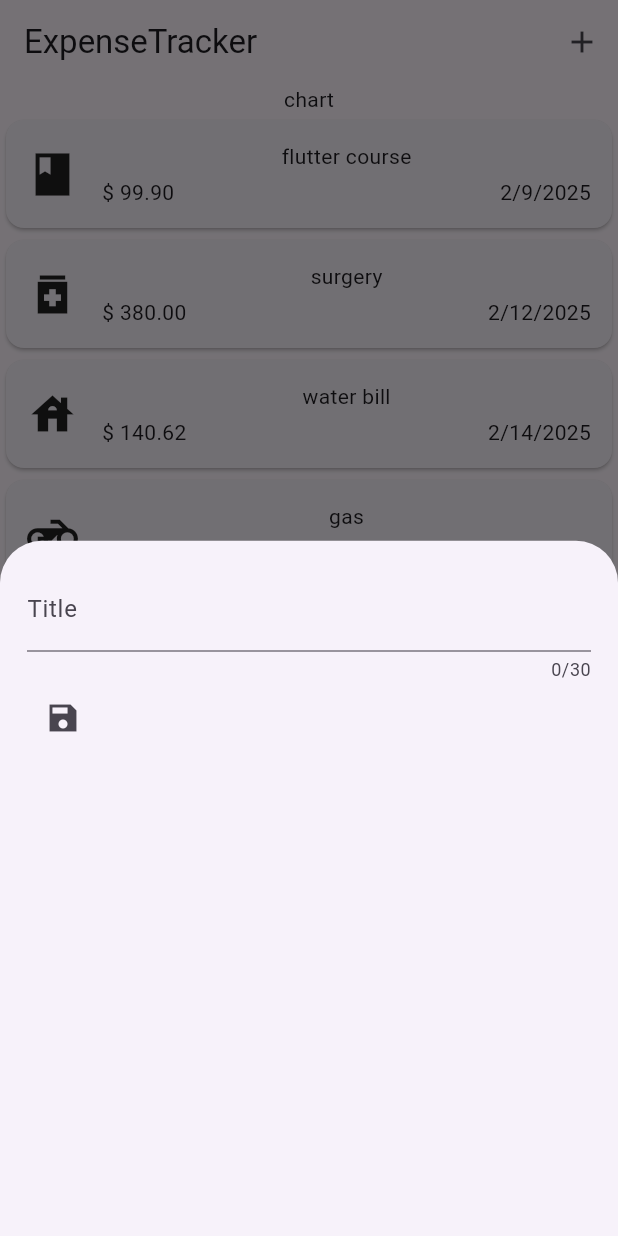
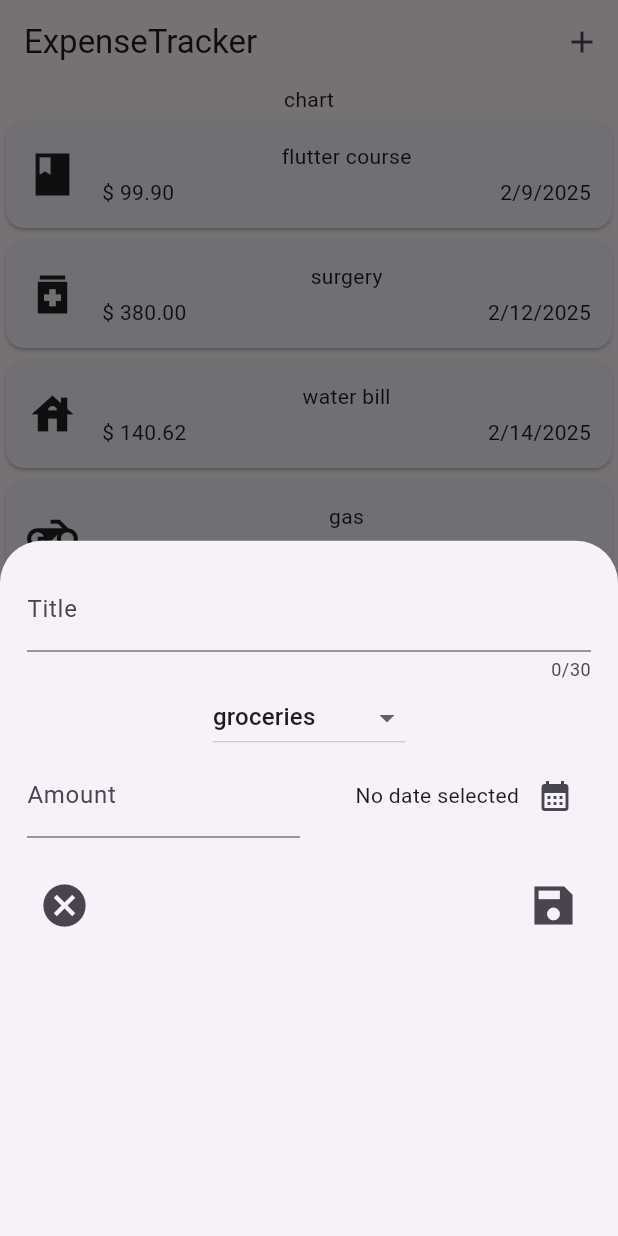
Before and after one commit to mikaelmicheline/expense-tracker, a Flutter app: the screen it shows after launch, after a tap on the "add" icon, on a phone screen of 412 x 824 dp. Run offline on Flutter 3.47's test engine with Material 3 defaults, Android fonts, the phone set to English and light mode, and no system bars.

Commit message:
change new expanse widget

```diff
--- a/lib/widgets/expenses_view.dart
+++ b/lib/widgets/expenses_view.dart
@@ -49,7 +49,13 @@ class _ExpensesViewState extends State<ExpensesView> {
   void _openAddExpenseOverlay() {
     showModalBottomSheet(
       context: context,
-      builder: (ctx) => NewExpense(),
+      builder: (ctx) => NewExpense(
+        onSubmitNewExpanse: (newExpense) {
+          setState(() {
+            _expenses.add(newExpense);
+          });
+        },
+      ),
     );
   }
 
@@ -61,13 +67,13 @@ class _ExpensesViewState extends State<ExpensesView> {
         actions: [
           IconButton(
             onPressed: _openAddExpenseOverlay,
-            icon: Icon(Icons.add_sharp),
+            icon: const Icon(Icons.add_sharp),
           ),
         ],
       ),
       body: Column(
         children: [
-          Text('chart'),
+          const Text('chart'),
           Expanded(
             child: ExpensesList(expenses: _expenses),
           ),
--- a/lib/widgets/new_expense/new_expense.dart
+++ b/lib/widgets/new_expense/new_expense.dart
@@ -1,7 +1,13 @@
+import 'package:expense_tracker/models/expense_model.dart';
 import 'package:flutter/material.dart';
+import 'package:intl/intl.dart';
+
+final formatter = DateFormat.yMd();
 
 class NewExpense extends StatefulWidget {
-  const NewExpense({super.key});
+  const NewExpense({super.key, required this.onSubmitNewExpanse});
+
+  final void Function(ExpenseModel newExpense) onSubmitNewExpanse;
 
   @override
   State<NewExpense> createState() {
@@ -11,32 +17,139 @@ class NewExpense extends StatefulWidget {
 
 class _NewExpenseState extends State<NewExpense> {
   final _titleController = TextEditingController();
+  final _amountController = TextEditingController();
+  DateTime? _selectedDate;
+  ExpenseCategory _selectedCategory = ExpenseCategory.groceries;
 
   @override
   void dispose() {
     _titleController.dispose();
+    _amountController.dispose();
     super.dispose();
   }
 
-  void _saveExpense() {}
+  void _presentDatePicker() async {
+    final now = DateTime.now();
+    final pickedDate = await showDatePicker(
+      context: context,
+      initialDate: now,
+      firstDate: DateTime(now.year - 2, now.month, now.day),
+      lastDate: DateTime(now.year + 2, now.month, now.day),
+    );
+    setState(() {
+      _selectedDate = pickedDate;
+    });
+  }
+
+  void _setSelectedCategory(ExpenseCategory? value) {
+    if (value == null) return;
+    setState(() {
+      _selectedCategory = value;
+    });
+  }
+
+  void _cancel() {
+    Navigator.pop(context);
+  }
+
+  void _submitNewExpense() {
+    final title = _titleController.text.trim();
+    final titleIsInvalid = title.isEmpty;
+    final amount = double.tryParse(_amountController.text);
+    final amountIsInvalid = amount == null || amount <= 0;
+    final dateIsInvalid = _selectedDate == null;
+
+    if (titleIsInvalid || amountIsInvalid || dateIsInvalid) {
+      showDialog(
+        context: context,
+        builder: (ctx) => AlertDialog(
+          title: const Text('Invalid input'),
+          content: const Text('Please make sure the data entered is valid.'),
+          actions: [
+            TextButton(
+                onPressed: () {
+                  Navigator.pop(ctx);
+                },
+                child: const Text('Okay'))
+          ],
+        ),
+      );
+      return;
+    }
+
+    widget.onSubmitNewExpanse(ExpenseModel(
+        title: title,
+        amount: double.parse(amount.toStringAsFixed(2)),
+        date: _selectedDate!,
+        category: _selectedCategory));
+
+    Navigator.pop(context);
+  }
 
   @override
   Widget build(BuildContext context) {
     return Padding(
-      padding: EdgeInsets.all(18),
+      padding: const EdgeInsets.all(18),
       child: Column(
         children: [
           TextField(
             maxLength: 30,
             keyboardType: TextInputType.text,
-            decoration: InputDecoration(label: Text('Title')),
+            decoration: const InputDecoration(label: Text('Title')),
             controller: _titleController,
+          ),
+          DropdownButton(
+              value: _selectedCategory,
+              items: ExpenseCategory.values
+                  .map(
+                    (category) => DropdownMenuItem(
+                      value: category,
+                      child: Text(category.name),
+                    ),
+                  )
+                  .toList(),
+              onChanged: _setSelectedCategory),
+          Row(
+            children: [
+              Expanded(
+                child: TextField(
+                  keyboardType: TextInputType.number,
+                  decoration: const InputDecoration(
+                      label: Text('Amount'), prefixText: '\$'),
+                  controller: _amountController,
+                ),
+              ),
+              const SizedBox(
+                width: 12,
+              ),
+              Expanded(
+                child: Row(
+                  mainAxisAlignment: MainAxisAlignment.end,
+                  children: [
+                    Text(_selectedDate == null
+                        ? 'No date selected'
+                        : formatter.format(_selectedDate!)),
+                    IconButton(
+                        onPressed: _presentDatePicker,
+                        icon: const Icon(Icons.calendar_month_sharp))
+                  ],
+                ),
+              )
+            ],
+          ),
+          const SizedBox(
+            height: 20,
           ),
           Row(
             children: [
               IconButton(
-                onPressed: _saveExpense,
-                icon: Icon(Icons.save_sharp),
+                onPressed: _cancel,
+                icon: const Icon(Icons.cancel_sharp, size: 34),
+              ),
+              const Spacer(),
+              IconButton(
+                onPressed: _submitNewExpense,
+                icon: const Icon(Icons.save_sharp, size: 34),
               )
             ],
           ),
```
